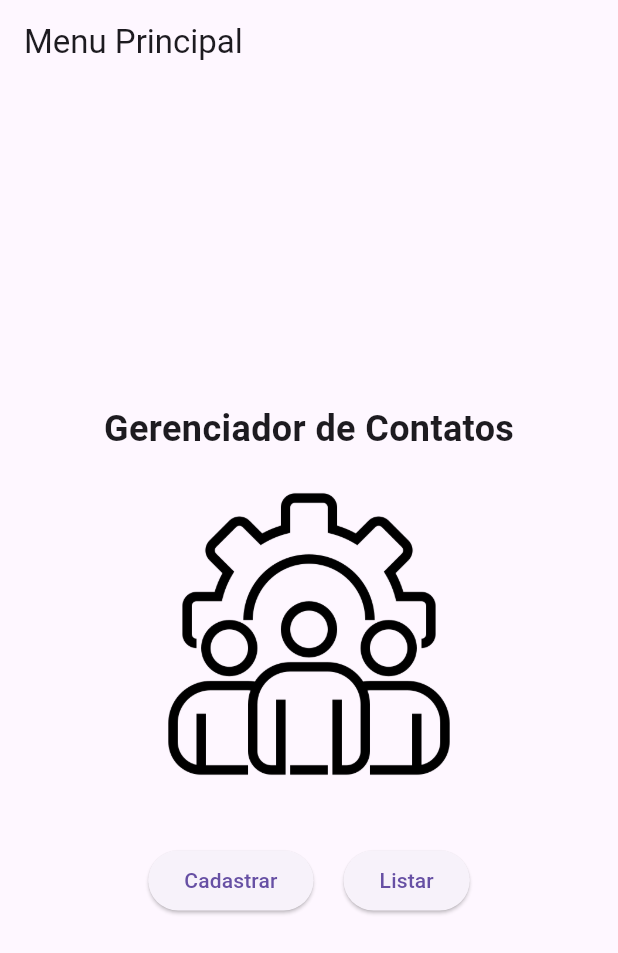
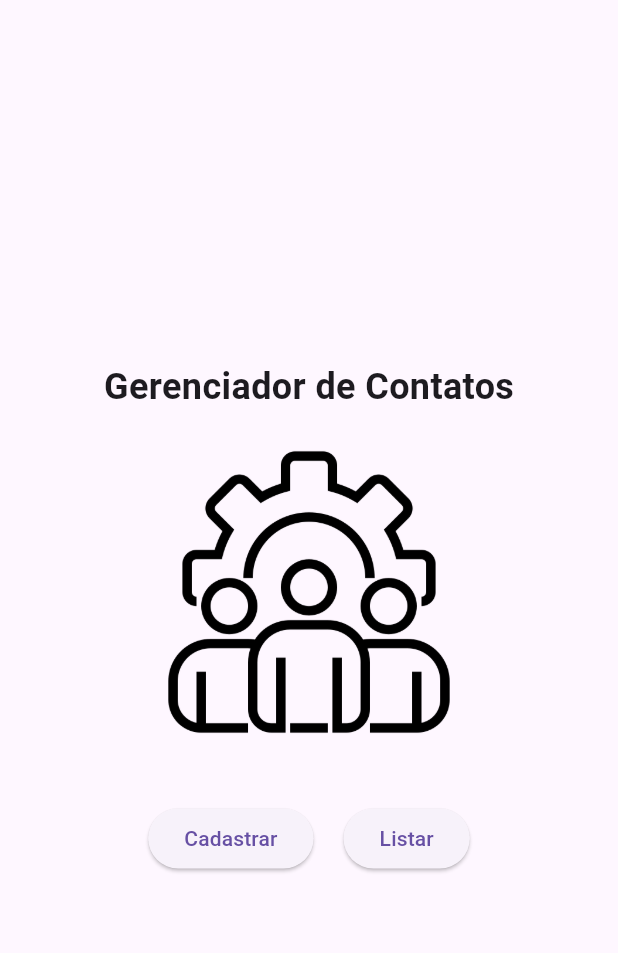
Before and after one commit to rwabandeira/GerenciadorContatos, a Flutter app: the screen it shows after launch, on a phone screen of 412 x 824 dp. Shown: the top 953 px of the screen. Run offline on Flutter 3.47's test engine with Material 3 defaults, Android fonts, the light colour scheme and no system bars; our stand-ins replace flutter_masked_text2, sqflite, sqflite_common_ffi; accounts and stored records are empty.

Commit message:
Feito alguns ajustes de inclusão de comentários, tela de menu e documentação.

```diff
--- a/lib/telas/menu_principal.dart
+++ b/lib/telas/menu_principal.dart
@@ -1,5 +1,5 @@
 import 'package:flutter/material.dart';
-import 'gerenciar_contato.dart';  // Alterado para GerenciarContato
+import 'gerenciar_contato.dart';
 import 'listar_contato.dart';
 
 class MenuPrincipal extends StatelessWidget {
@@ -7,35 +7,34 @@ class MenuPrincipal extends StatelessWidget {
 
   @override
   Widget build(BuildContext context) {
-    return Scaffold(
-      appBar: AppBar(title: const Text('Menu Principal')),
-      body: Center(
-        child: Column(
-          mainAxisAlignment: MainAxisAlignment.center,
-          children: <Widget>[
-            Text(
+    return Scaffold( // Widget que define a estrutura básica da tela
+      body: Center( // Centraliza o conteúdo na tela
+        child: Column( // Organiza os elementos em uma coluna
+          mainAxisAlignment: MainAxisAlignment.center, // Alinha os elementos no centro verticalmente
+          children: <Widget>[ // Lista de widgets que serão exibidos na tela
+            Text( // Widget para exibir o título
               'Gerenciador de Contatos',
-              style: TextStyle(
+              style: TextStyle( // Define o estilo do texto
                 fontSize: 24,
                 fontWeight: FontWeight.bold,
               ),
             ),
-            SizedBox(height: 20),
-            Image.asset('assets/imagem_menu.png', height: 200),
-            SizedBox(height: 40),
-            Row(
-              mainAxisAlignment: MainAxisAlignment.center,
+            SizedBox(height: 20), // Espaçamento vertical
+            Image.asset('assets/imagem_menu.png', height: 200), // Exibe uma imagem
+            SizedBox(height: 40), // Espaçamento vertical
+            Row( // Organiza os botões em uma linha
+              mainAxisAlignment: MainAxisAlignment.center, // Alinha os botões no centro horizontalmente
               children: [
-                ElevatedButton(
-                  onPressed: () => Navigator.push(
+                ElevatedButton( // Botão para cadastrar um novo contato
+                  onPressed: () => Navigator.push( // Navega para a tela de gerenciamento de contato
                     context,
                     MaterialPageRoute(builder: (context) => const GerenciarContato()),
                   ),
                   child: const Text('Cadastrar'),
                 ),
-                const SizedBox(width: 20),
-                ElevatedButton(
-                  onPressed: () => Navigator.push(
+                const SizedBox(width: 20), // Espaçamento horizontal
+                ElevatedButton( // Botão para listar os contatos
+                  onPressed: () => Navigator.push( // Navega para a tela de listagem de contatos
                     context,
                     MaterialPageRoute(builder: (context) => const ListarContato()),
                   ),
```
Also changed, not shown: lib/banco_dados/db.dart (+9 -11 lines), lib/modelos/contato.dart (+17 -2 lines), lib/telas/gerenciar_contato.dart (+26 -29 lines), lib/telas/listar_contato.dart (+29 -28 lines), pubspec.yaml (+5 -7 lines), pubspec.lock, 2 other files.
